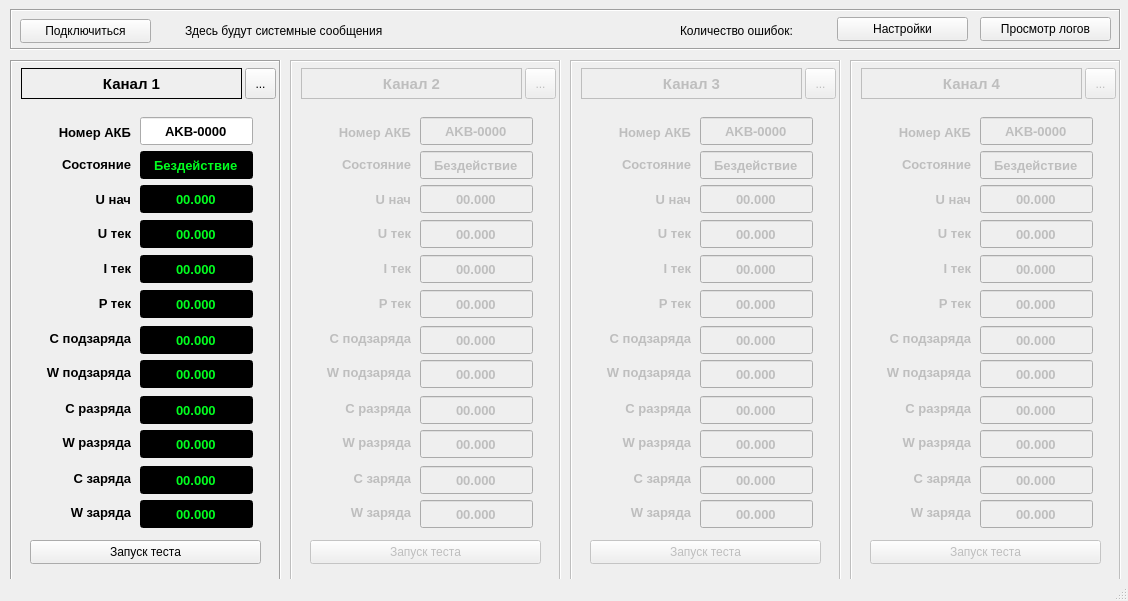
First picture: the form in ui/main.ui, repository sergeycccv/battery_modbus, before the edit.
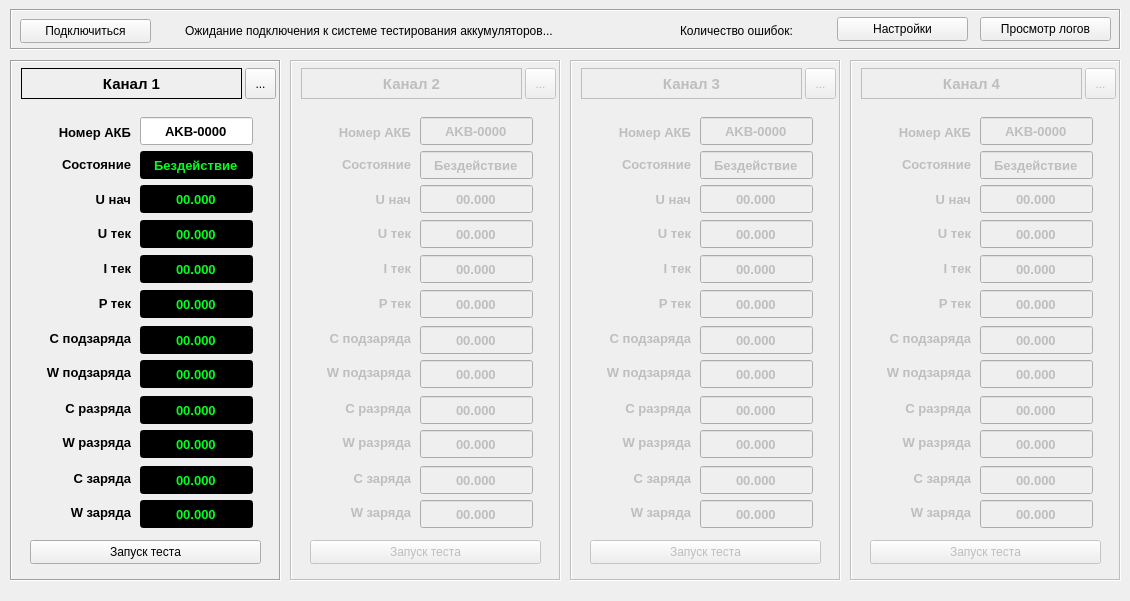
Second picture: the form after the edit.

Commit message: Добавление диалогового окна с настройками программы

```diff
--- a/ui/main.ui
+++ b/ui/main.ui
@@ -6,10 +6,22 @@
    <rect>
     <x>0</x>
     <y>0</y>
-    <width>1128</width>
+    <width>1130</width>
     <height>601</height>
    </rect>
   </property>
+  <property name="minimumSize">
+   <size>
+    <width>1130</width>
+    <height>601</height>
+   </size>
+  </property>
+  <property name="maximumSize">
+   <size>
+    <width>1130</width>
+    <height>601</height>
+   </size>
+  </property>
   <property name="font">
    <font>
     <pointsize>9</pointsize>
@@ -735,7 +747,7 @@
       </rect>
      </property>
      <property name="text">
-      <string>Здесь будут системные сообщения</string>
+      <string>Ожидание подключения к системе тестирования аккумуляторов...</string>
      </property>
     </widget>
     <widget class="QLabel" name="label_2">
@@ -2773,7 +2785,7 @@
     <string/>
    </property>
    <property name="sizeGripEnabled">
-    <bool>true</bool>
+    <bool>false</bool>
    </property>
   </widget>
  </widget>
```
Left out of the diff: 4 changed lines with no effect on the pictures. The commit also changes 5 other files.
